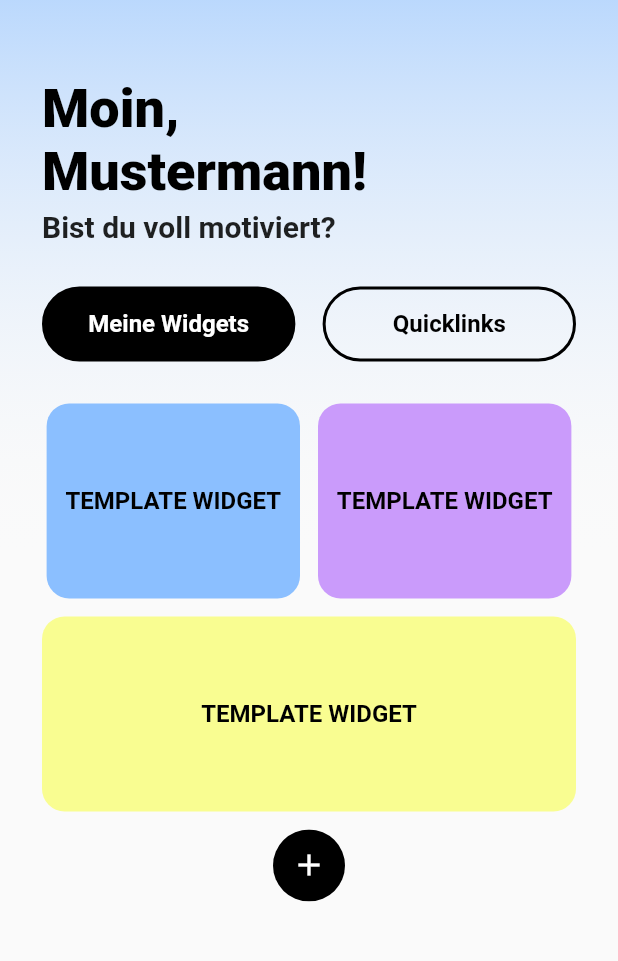
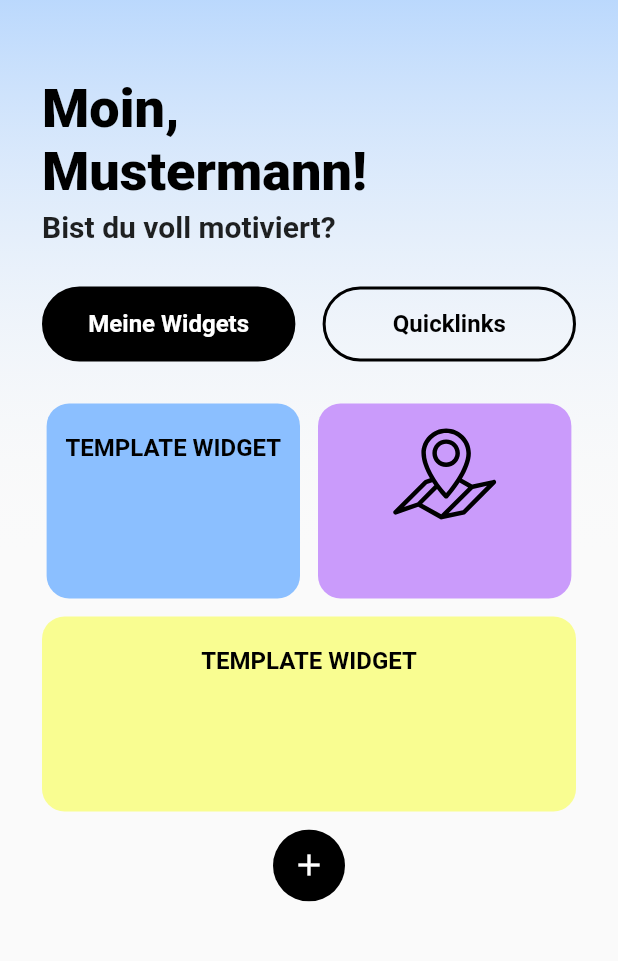
Before and after one commit to L4223/FH-Wave, a Flutter app: the screen it shows after launch, on a phone screen of 412 x 824 dp, the part 182-1143 px from its top. Run offline on Flutter 3.47's test engine with Material 2 defaults, Android fonts, the light colour scheme and no system bars; our stand-ins replace flutter_svg, geocoding, geolocator, google_maps_flutter, permission_handler; missing offline and left inert: dart:ffi.

Commit message:
Anfang Grafisch verschönern

```diff
--- a/lib/views/building_Plan_Widget.dart
+++ b/lib/views/building_Plan_Widget.dart
@@ -6,10 +6,11 @@ import 'package:geocoding/geocoding.dart';
 import 'package:url_launcher/url_launcher.dart';
 import 'package:fh_wave/models/building_plan.dart';
 
+
 import '../models/building_plan.dart';
 
 
-void main() => runApp(const MyApp());
+//void main() => runApp(const MyApp());
 
 class MyApp extends StatelessWidget {
   const MyApp({Key? key}) : super(key: key);
--- a/lib/views/meine_widgets_screen.dart
+++ b/lib/views/meine_widgets_screen.dart
@@ -4,6 +4,7 @@ import '../app_colors.dart';
 import 'add_widgets_screen.dart';
 import 'template_screen.dart';
 import 'widgets/widget_button.dart';
+import 'package:flutter_svg/flutter_svg.dart';
 
 Widget meineWidgetsScreen(BuildContext context) {
   return Wrap(
@@ -19,8 +20,14 @@ Widget meineWidgetsScreen(BuildContext context) {
         targetPage: TemplateScreen(),
       ),
       WidgetButton(
-        title: 'TEMPLATE WIDGET',
+        title:'',
         backgroundColor: AppColors.appPurple,
+       icon: SvgPicture.asset(
+          'assets/map.svg',
+          width: 70,
+          height:70,
+          color: Colors.black,
+        ),
         targetPage: TemplateScreen(),
       ),
       WidgetButton(
--- a/lib/views/widgets/widget_button.dart
+++ b/lib/views/widgets/widget_button.dart
@@ -9,6 +9,7 @@ class WidgetButton extends StatelessWidget {
   final Color textColor;
   final Widget targetPage;
   final bool isLarge;
+  final Widget? icon;
 
   final WidgetButtonController _controller = WidgetButtonController();
 
@@ -18,6 +19,7 @@ class WidgetButton extends StatelessWidget {
     this.textColor = Colors.black,
     required this.targetPage,
     this.isLarge = false,
+    this.icon
   });
 
   @override
@@ -40,16 +42,23 @@ class WidgetButton extends StatelessWidget {
           ),
           child: Padding(
             padding: const EdgeInsets.all(12.0),
-            child: Center(
-              child: Text(
-                title!,
+            child: Column(
+              children: [
+                if (icon != null)
+                  Center(
+                    child:icon!
+                  ),
+          const SizedBox(height: 8),
+                Text(title!,
                 textAlign: TextAlign.center,
                 style: TextStyle(
                   color: textColor,
                   fontSize: 16,
                   fontWeight: FontWeight.bold,
+
                 ),
-              ),
+                ),
+              ],
             ),
           ),
         ),
--- a/pubspec.yaml
+++ b/pubspec.yaml
@@ -31,7 +31,7 @@ dependencies:
   flutter:
     sdk: flutter
 
-  flutter_svg: ^0.22.0
+  flutter_svg: ^2.0.6
 
 
   # The following adds the Cupertino Icons font to your application.
@@ -73,6 +73,7 @@ flutter:
   assets:
     - assets/fhwave_logo_weiss.svg
     - assets/fhwave_logo.svg
+    - assets/map.svg
     - fonts/Roboto-Black.ttf
     - fonts/Roboto-BlackItalic.ttf
     - fonts/Roboto-Bold.ttf
```
Also changed, not shown: assets/map.svg (added), 1 other file.
